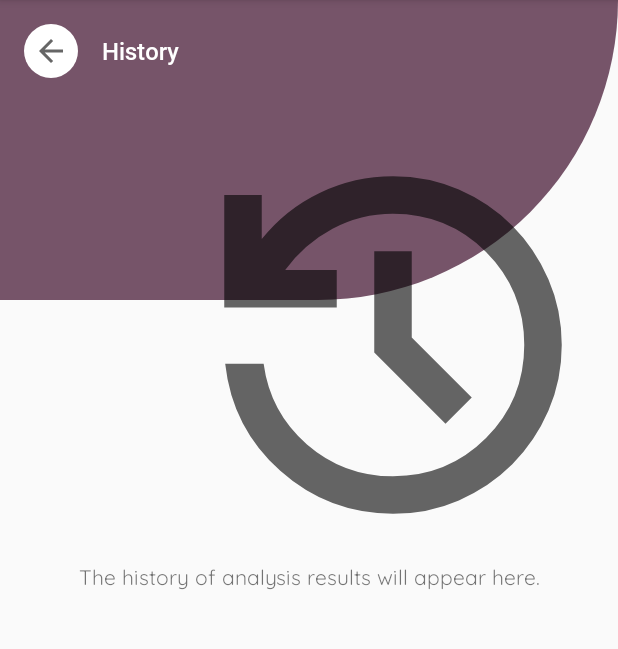
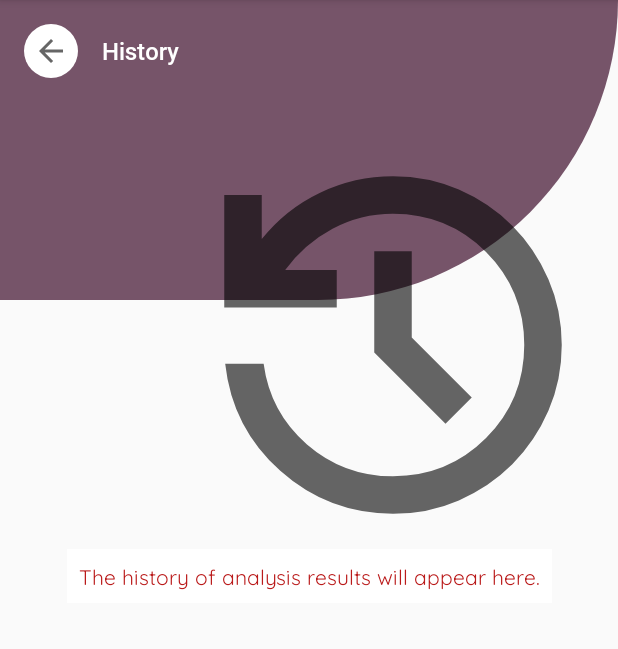
Before and after one commit to ekorahy/Asclepius-App, an Android app: the HistoryActivity screen opened directly, with no data from a screen before it, on a phone screen of 412 x 824 dp, the part 84-733 px from its top. Run offline under Robolectric (Android 15) with nearby library versions, the phone set to English and light mode, and no system bars; our stand-ins replace Room's generated code; pictures from the network do not load.

Commit message:
fix bug in UCrop feature and change the list history to desc

```diff
--- a/app/src/main/java/com/dicoding/asclepius/data/local/room/history/HistoryDao.kt
+++ b/app/src/main/java/com/dicoding/asclepius/data/local/room/history/HistoryDao.kt
@@ -13,7 +13,7 @@ interface HistoryDao {
     @Insert(onConflict = OnConflictStrategy.IGNORE)
     fun insert(history: History)
 
-    @Query("SELECT * from history ORDER BY id ASC")
+    @Query("SELECT * from history ORDER BY id DESC")
     fun getAllHistory(): LiveData<List<History>>
 
     @Query("DELETE from history where id = :id")
--- a/app/src/main/res/layout/activity_history.xml
+++ b/app/src/main/res/layout/activity_history.xml
@@ -67,6 +67,7 @@
                 android:src="@drawable/ic_history" />
 
             <androidx.recyclerview.widget.RecyclerView
+                tools:visibility="gone"
                 android:id="@+id/rvHistory"
                 android:layout_width="match_parent"
                 android:layout_height="wrap_content"
@@ -85,23 +86,15 @@
         android:layout_width="wrap_content"
         android:layout_height="wrap_content"
         android:fontFamily="@font/quicksand_regular"
+        android:background="@color/md_theme_onPrimary"
+        android:textColor="@color/md_theme_error"
+        android:padding="8dp"
         android:text="@string/empty_data"
         android:textAlignment="center"
         android:visibility="gone"
+        tools:visibility="visible"
         app:layout_constraintBottom_toBottomOf="@+id/clContent"
         app:layout_constraintEnd_toEndOf="parent"
         app:layout_constraintStart_toStartOf="parent"
         app:layout_constraintTop_toTopOf="parent" />
-
-    <com.google.android.material.progressindicator.LinearProgressIndicator
-        android:id="@+id/progressIndicator"
-        android:layout_width="match_parent"
-        android:layout_height="wrap_content"
-        android:elevation="4dp"
-        android:indeterminate="true"
-        android:visibility="gone"
-        app:indicatorColor="@color/md_theme_primary"
-        app:layout_constraintEnd_toEndOf="parent"
-        app:layout_constraintStart_toStartOf="parent"
-        app:layout_constraintTop_toTopOf="parent" />
 </androidx.constraintlayout.widget.ConstraintLayout>
```
Also changed, not shown: app/src/main/java/com/dicoding/asclepius/view/main/MainActivity.kt (+14 -23 lines).
